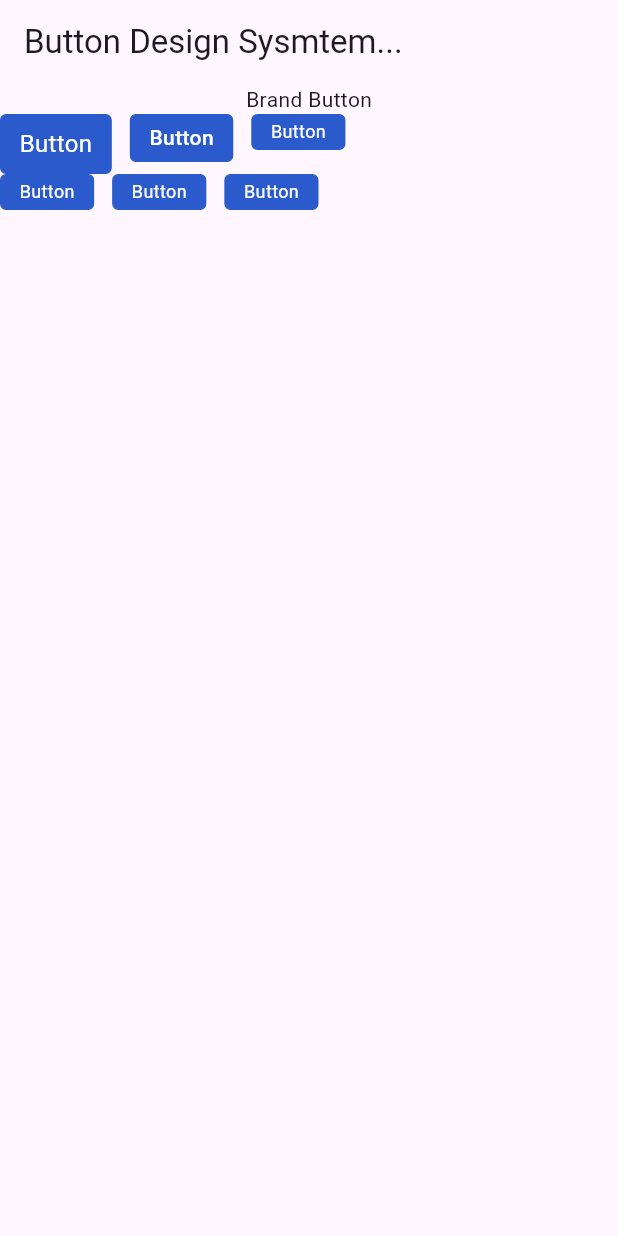
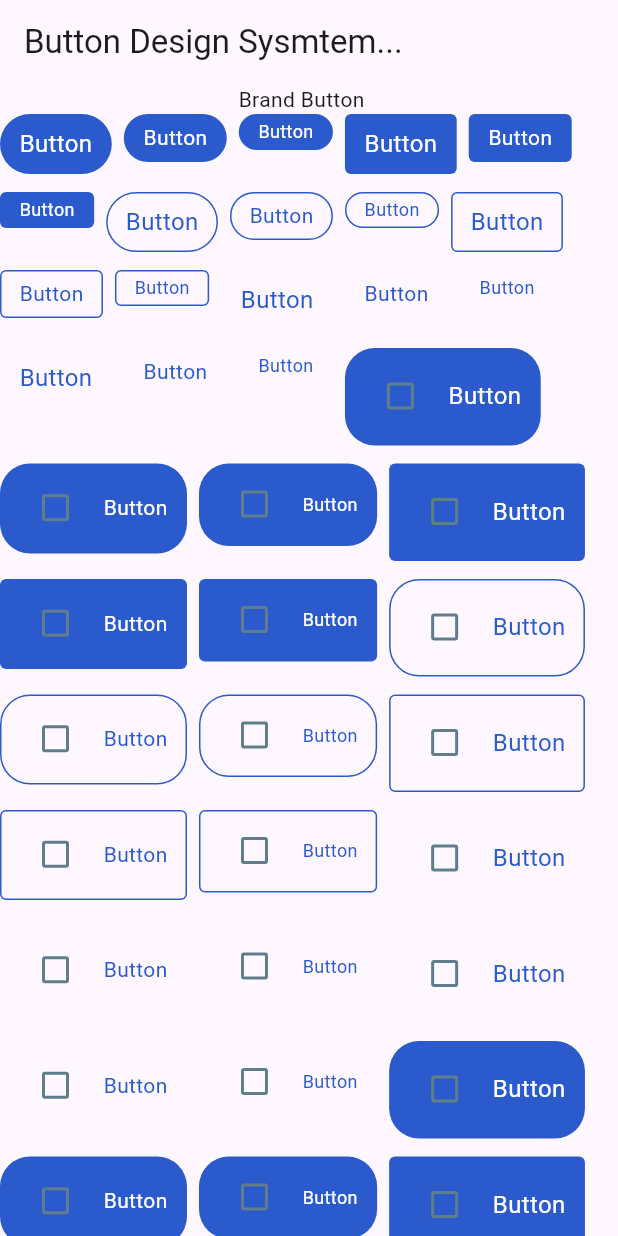
Before and after one commit to iamnhatjt/task_button_design_system, a Flutter app: the screen it shows after launch, on a phone screen of 412 x 824 dp. Run offline on Flutter 3.47's test engine with Material 2 defaults, Android fonts, the phone set to English and light mode, and no system bars.

Commit message:
brand button

```diff
--- a/lib/main.dart
+++ b/lib/main.dart
@@ -4,6 +4,21 @@ import 'package:flutter/material.dart';
 
 void main() {
   runApp(const MyApp());
+}
+
+class CheckBoxWidget extends StatelessWidget {
+  const CheckBoxWidget({super.key});
+
+  @override
+  Widget build(BuildContext context) {
+    return Checkbox(
+      value: false,
+      onChanged: (_) {},
+      side: MaterialStateBorderSide.resolveWith(
+        (states) => const BorderSide(width: 2.0, color: Colors.blueGrey),
+      ),
+    );
+  }
 }
 
 class MyApp extends StatelessWidget {
@@ -33,64 +48,92 @@ class MyHomePage extends StatelessWidget {
           'Button Design Sysmtem...',
         ),
       ),
-      body: const SingleChildScrollView(
+      body: SingleChildScrollView(
         child: Column(
           children: [
-            Text('Brand Button'),
-            Row(
-              crossAxisAlignment: CrossAxisAlignment.start,
+            const Text('Brand Button'),
+            Wrap(
+              runAlignment: WrapAlignment.center,
+              spacing: 8,
+              runSpacing: 12,
               children: [
+                for (SLContentType contentType in SLContentType.values)
+                  for (SLType type in SLType.values)
+                    for (SLShape shape in SLShape.values)
+                      for (SLSize size in SLSize.values)
                         SLBrand(
+                          size: size,
                           label: 'Button',
-                  type: SLType.soild,
-                  shape: SLShape.pill,
-                  size: SLSize.large,
-                ),
-                SizedBox(
-                  width: 12,
-                ),
-                SLBrand(
-                  label: 'Button',
-                  type: SLType.soild,
-                  shape: SLShape.pill,
-                  size: SLSize.medium,
-                ),
-                SizedBox(
-                  width: 12,
-                ),
-                SLBrand(
-                  label: 'Button',
-                  type: SLType.soild,
-                  shape: SLShape.pill,
-                  size: SLSize.small,
+                          shape: shape,
+                          type: type,
+                          contentType: contentType,
+                          leading: const CheckBoxWidget(),
                         ),
               ],
             ),
-            Row(
+            const SizedBox(
+              height: 100,
+            ),
+            Wrap(
+              runAlignment: WrapAlignment.center,
+              spacing: 8,
+              runSpacing: 12,
               children: [
+                for (SLType type in SLType.values)
+                  for (SLShape shape in SLShape.values)
+                    for (SLSize size in SLSize.values)
                       SLBrand(
+                        size: size,
                         label: 'Button',
-                  type: SLType.soild,
-                  shape: SLShape.pill,
-                ),
-                SizedBox(
-                  width: 12,
-                ),
-                SLBrand(
-                  label: 'Button',
-                  type: SLType.soild,
-                  shape: SLShape.pill,
-                ),
-                SizedBox(
-                  width: 12,
-                ),
-                SLBrand(
-                  label: 'Button',
-                  type: SLType.soild,
-                  shape: SLShape.pill,
+                        shape: shape,
+                        type: type,
+                        diabled: true,
                       ),
               ],
-            )
+            ),
+            const SizedBox(
+              height: 100,
+            ),
+            Wrap(
+              runAlignment: WrapAlignment.center,
+              spacing: 8,
+              runSpacing: 12,
+              children: [
+                for (SLType type in SLType.values)
+                  for (SLShape shape in SLShape.values)
+                    for (SLSize size in SLSize.values)
+                      SLBrand(
+                        size: size,
+                        label: 'Button',
+                        shape: shape,
+                        type: type,
+                        loading: true,
+                      ),
+              ],
+            ),
+            const SizedBox(
+              height: 100,
+            ),
+            Wrap(
+              runAlignment: WrapAlignment.center,
+              spacing: 8,
+              runSpacing: 12,
+              children: [
+                for (SLType type in SLType.values)
+                  for (SLShape shape in SLShape.values)
+                    for (SLSize size in SLSize.values)
+                      SLBrand(
+                        size: size,
+                        label: 'Button',
+                        shape: shape,
+                        type: type,
+                        skeleton: true,
+                      ),
+              ],
+            ),
+            const SizedBox(
+              height: 100,
+            ),
           ],
         ),
       ),
--- a/lib/package/brand_button.dart
+++ b/lib/package/brand_button.dart
@@ -2,7 +2,7 @@ import 'package:button_sl/package/base_button.dart';
 import 'package:flutter/material.dart';
 
 class SLBrand extends BaseButton {
-  const SLBrand(
+  SLBrand(
       {super.key,
       super.contentType,
       super.label,
@@ -11,6 +11,9 @@ class SLBrand extends BaseButton {
       super.shape,
       super.size,
       super.type,
+      super.diabled,
+      super.loading,
+      super.skeleton,
       super.primaryColor = const Color(0xFF2B5ACC),
       super.subColor = Colors.white});
 }
--- a/lib/package/extentions.dart
+++ b/lib/package/extentions.dart
@@ -28,7 +28,7 @@ extension Padding on SLSize {
       case SLSize.medium:
         return const TextStyle(
           fontSize: 14,
-          fontWeight: FontWeight.w500,
+          fontWeight: FontWeight.w400,
         );
       default:
         return const TextStyle(
@@ -135,7 +135,7 @@ extension BorderStyleCustom on SLType {
         return Border.all(
           width: 1,
           color: primaryColor,
-          style: BorderStyle.solid,
+          style: BorderStyle.none,
         );
       case SLType.outline:
         return Border.all(
```
Also changed, not shown: lib/package/base_button.dart (+44 -8 lines), lib/package/ultis.dart (added, +12 -0 lines). Lines whose indentation alone changed are shown as unchanged.
